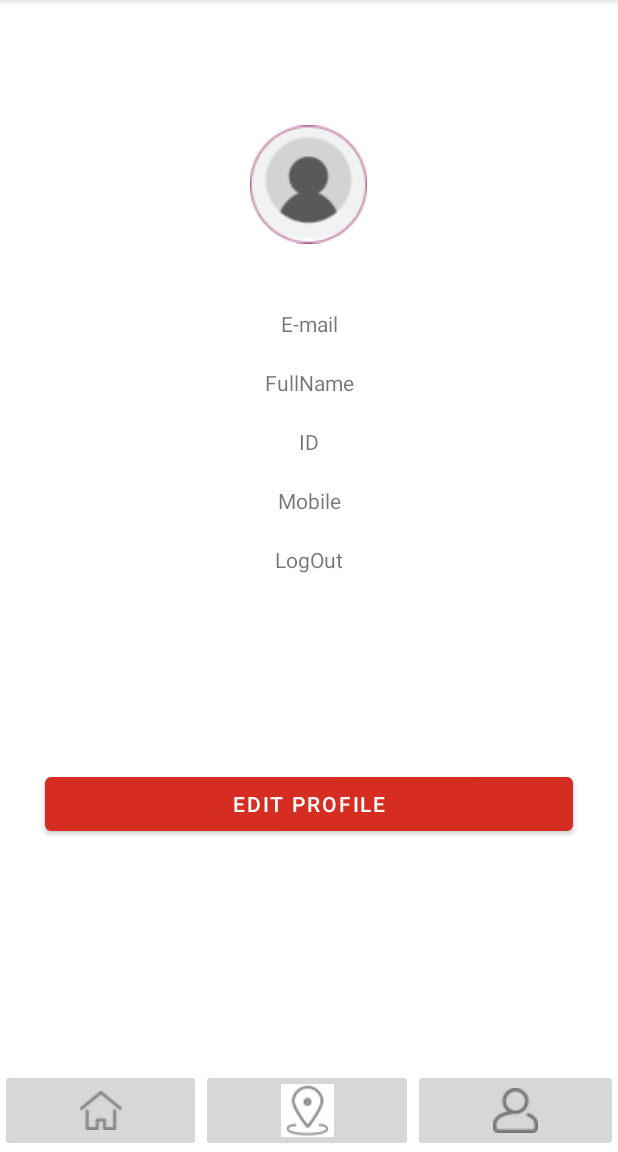
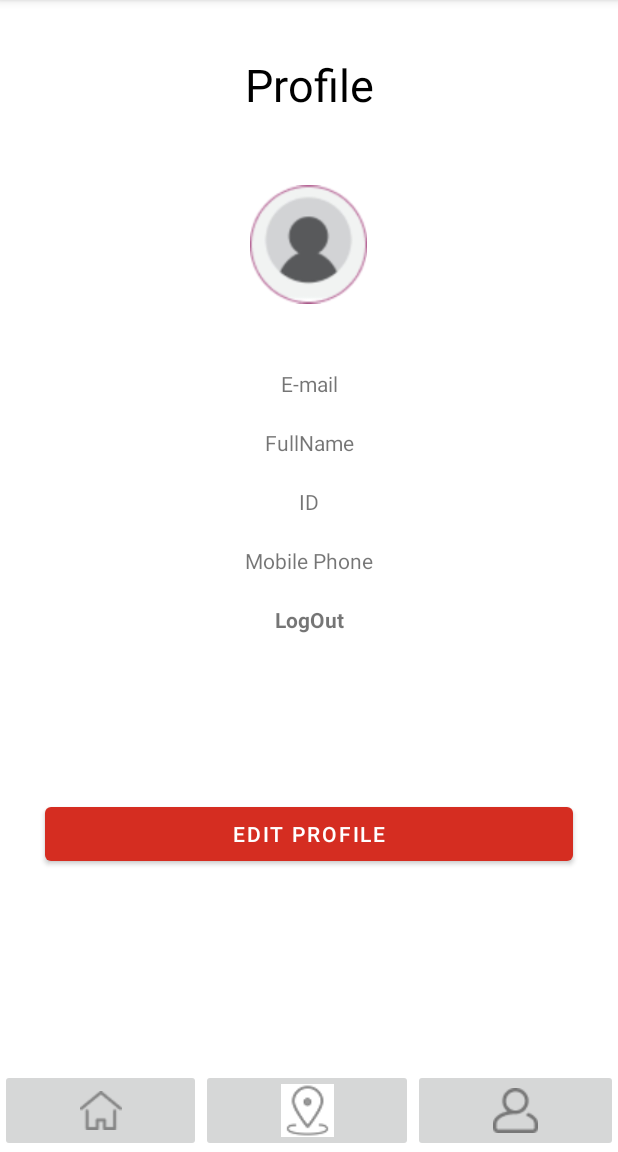
Before and after one commit to MuhammadAgungMahardhika/Mobile-PAFitnes, an Android app: the ProfileActivity screen opened directly, with no data from a screen before it, on a phone screen of 412 x 824 dp, the part 84-1236 px from its top. Run offline under Robolectric (Android 15) with nearby library versions, the phone set to English and light mode, and no system bars.

```diff
--- a/app/src/main/java/com/example/pafitness/AdapterRecyclerView.java
+++ b/app/src/main/java/com/example/pafitness/AdapterRecyclerView.java
@@ -1,5 +1,6 @@
 package com.example.pafitness;
 
+import android.content.Intent;
 import android.view.LayoutInflater;
 import android.view.View;
 import android.view.ViewGroup;
@@ -50,6 +51,15 @@
         text_alamat.setText(dataRecycler.get(position).getAddress());
         image_fitness.setImageResource(dataRecycler.get(position).getFitness());
 
+        holder.itemView.setOnClickListener(new View.OnClickListener(){
+
+            @Override
+            public void onClick(View v) {
+                Intent intent = new Intent(holder.itemView.getContext(),ReviewActivity.class);
+                holder.itemView.getContext().startActivity(intent);
+
+            }
+        });
     }
 
     @Override
--- a/app/src/main/res/layout/activity_profile.xml
+++ b/app/src/main/res/layout/activity_profile.xml
@@ -5,12 +5,24 @@
 android:layout_width="match_parent"
 android:layout_height="match_parent">
 
+    <TextView
+        android:id="@+id/gender2"
+        android:layout_width="wrap_content"
+        android:layout_height="wrap_content"
+        android:layout_marginTop="36dp"
+        android:text="Profile"
+        android:textColor="#000000"
+        android:textSize="30sp"
+        app:layout_constraintEnd_toEndOf="parent"
+        app:layout_constraintStart_toStartOf="parent"
+        app:layout_constraintTop_toTopOf="parent" />
+
     <ImageView
         android:id="@+id/imageView"
         android:layout_width="78dp"
         android:layout_height="86dp"
         android:layout_marginStart="170dp"
-        android:layout_marginTop="80dp"
+        android:layout_marginTop="120dp"
         android:layout_marginEnd="170dp"
         app:layout_constraintEnd_toEndOf="parent"
         app:layout_constraintHorizontal_bias="0.571"
@@ -25,19 +37,6 @@
     app:layout_constraintEnd_toEndOf="parent"
     app:layout_constraintStart_toStartOf="parent"
     app:layout_constraintTop_toTopOf="parent" />
-<TextView
-    android:id="@+id/Edit_profile"
-    android:layout_width="140dp"
-    android:layout_height="34dp"
-    android:text="Edit Profil"
-    android:textColor="@color/white"
-    android:textSize="24sp"
-    app:layout_constraintBottom_toBottomOf="@+id/imageView2"
-    app:layout_constraintEnd_toEndOf="@+id/imageView2"
-    app:layout_constraintHorizontal_bias="0.059"
-    app:layout_constraintStart_toStartOf="@+id/imageView2"
-    app:layout_constraintTop_toTopOf="@+id/imageView2"
-    app:layout_constraintVertical_bias="0.469" />
 
     <TextView
         android:id="@+id/editemail3"
@@ -98,7 +97,7 @@
         android:backgroundTint="#000000"
         android:backgroundTintMode="src_in"
         android:ems="10"
-    android:text="Mobile"
+        android:text="Mobile Phone"
         android:textAlignment="center"
         app:layout_constraintEnd_toEndOf="parent"
         app:layout_constraintStart_toStartOf="parent"
@@ -115,8 +114,10 @@
         android:backgroundTintMode="src_in"
         android:clickable="true"
         android:ems="10"
+        android:minHeight="48dp"
         android:text="LogOut"
         android:textAlignment="center"
+        android:textStyle="bold"
         app:layout_constraintEnd_toEndOf="parent"
         app:layout_constraintHorizontal_bias="0.0"
         app:layout_constraintStart_toStartOf="parent"
```
Lines whose indentation alone changed are shown as unchanged.
